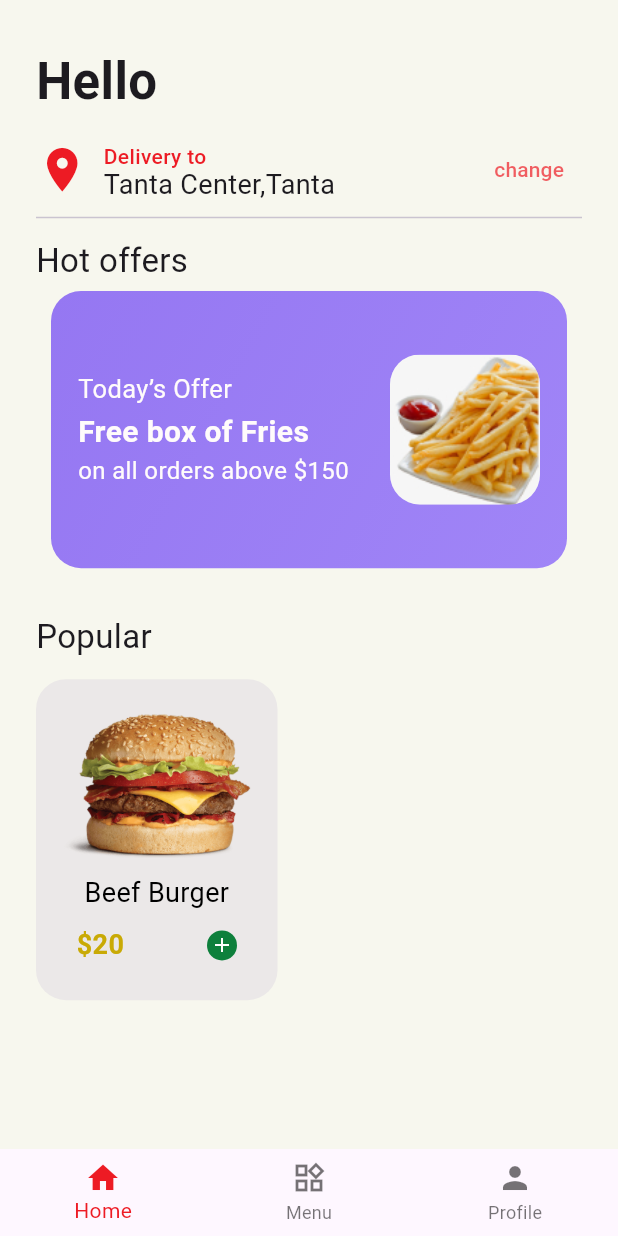
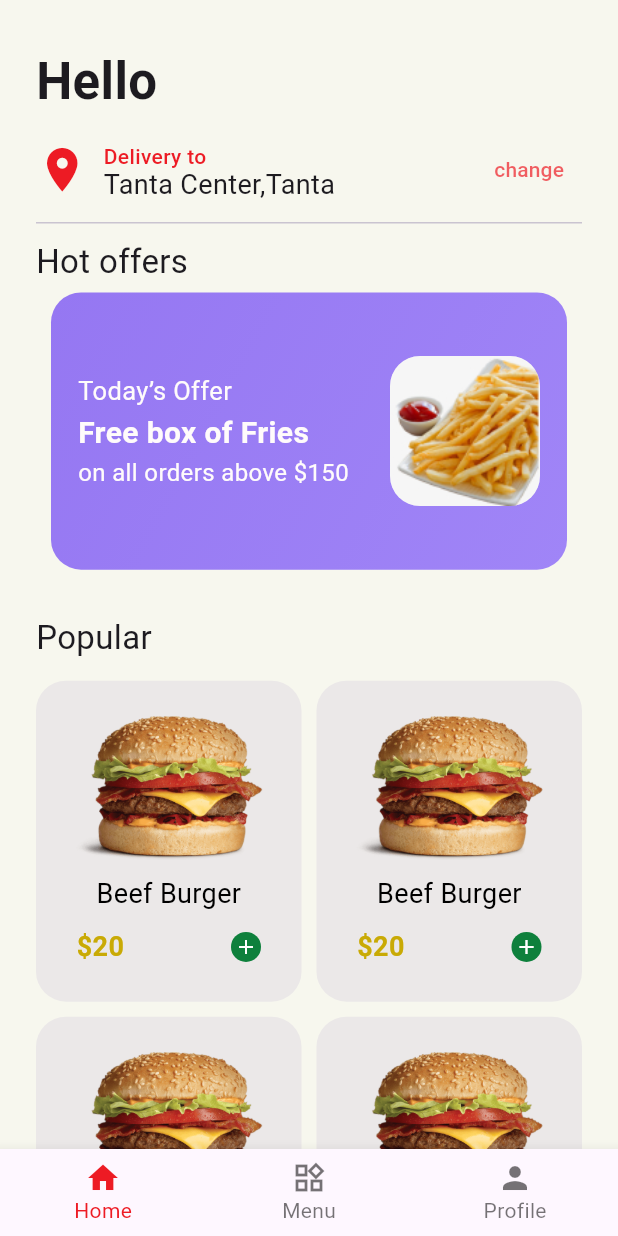
Before and after one commit to YousefDewidar/Burger-house, a Flutter app: the screen it shows after launch, on a phone screen of 412 x 824 dp. Run offline on Flutter 3.47's test engine with Material 3 defaults, Android fonts, the phone set to English and light mode, and no system bars; drawn by our look-alikes of carousel_slider; our stand-ins replace awesome_dialog, device_preview, firebase_auth, firebase_core, get; accounts and stored records are empty.

Commit message:
Home view ui done

```diff
--- a/lib/core/utils/helper/functions.dart
+++ b/lib/core/utils/helper/functions.dart
@@ -20,6 +20,7 @@ class HelperFun {
 
   showAwesomeDialog(BuildContext context, String message,
       {required DialogType type}) {
+
     AwesomeDialog(
             context: context,
             dialogType: type,
--- a/lib/features/home/presentation/view/home_view.dart
+++ b/lib/features/home/presentation/view/home_view.dart
@@ -1,4 +1,6 @@
 import 'package:burger_house/core/utils/constant.dart';
+import 'package:burger_house/features/home/presentation/view/widget/custom_bottom_bar.dart';
+import 'package:burger_house/features/home/presentation/view/widget/hello_row.dart';
 import 'package:burger_house/features/home/presentation/view/widget/home_view_body.dart';
 import 'package:flutter/material.dart';
 
@@ -7,31 +9,22 @@ class HomeView extends StatelessWidget {
 
   @override
   Widget build(BuildContext context) {
-    return Scaffold(
+    return const Scaffold(
       backgroundColor: kBackgroundColor,
-      body: const SafeArea(
+      body: SafeArea(
         top: false,
         minimum: EdgeInsets.only(top: 30),
-        child: HomeViewBody(),
+        child: Padding(
+          padding: EdgeInsets.symmetric(horizontal: 24.0),
+          child: Column(
+            children: [
+              HelloRow(),
+              HomeViewBody(),
+            ],
+          ),
+        ),
       ),
-      bottomNavigationBar: BottomNavigationBar(
-        elevation: .1,
-        fixedColor: kPrimaryColor,
-        items: const [
-          BottomNavigationBarItem(
-            icon: Icon(Icons.home),
-            label: 'Home',
-          ),
-          BottomNavigationBarItem(
-            icon: Icon(Icons.widgets_outlined),
-            label: 'Menu',
-          ),
-          BottomNavigationBarItem(
-            icon: Icon(Icons.person),
-            label: 'Profile',
-          ),
-        ],
-      ),
+      bottomNavigationBar: CustomBottomBar(),
     );
   }
 }
--- /dev/null
+++ b/lib/features/home/presentation/view/widget/custom_bottom_bar.dart
@@ -0,0 +1,31 @@
+
+import 'package:burger_house/core/utils/constant.dart';
+import 'package:flutter/material.dart';
+
+class CustomBottomBar extends StatelessWidget {
+  const CustomBottomBar({
+    super.key,
+  });
+
+  @override
+  Widget build(BuildContext context) {
+    return BottomNavigationBar(
+      unselectedFontSize: 14,
+      fixedColor: kPrimaryColor,
+      items: const [
+        BottomNavigationBarItem(
+          icon: Icon(Icons.home),
+          label: 'Home',
+        ),
+        BottomNavigationBarItem(
+          icon: Icon(Icons.widgets_outlined),
+          label: 'Menu',
+        ),
+        BottomNavigationBarItem(
+          icon: Icon(Icons.person),
+          label: 'Profile',
+        ),
+      ],
+    );
+  }
+}
--- a/lib/features/home/presentation/view/widget/hello_row.dart
+++ b/lib/features/home/presentation/view/widget/hello_row.dart
@@ -45,7 +45,8 @@ class HelloRow extends StatelessWidget {
                     style: TextStyle(color: kPrimaryColor.withOpacity(.7))))
           ],
         ),
-        const Divider(),
+        const SpaceV(12),
+        const Divider(height: 0),
       ],
     );
   }
--- a/lib/features/home/presentation/view/widget/home_view_body.dart
+++ b/lib/features/home/presentation/view/widget/home_view_body.dart
@@ -1,58 +1,31 @@
 import 'package:burger_house/core/utils/styles.dart';
 import 'package:burger_house/core/utils/widgets/space.dart';
-import 'package:burger_house/features/home/presentation/view/widget/hello_row.dart';
-import 'package:burger_house/features/home/presentation/view/widget/offer_card.dart';
-import 'package:burger_house/features/home/presentation/view/widget/pouplar_card.dart';
-import 'package:carousel_slider/carousel_slider.dart';
+import 'package:burger_house/features/home/presentation/view/widget/offer_slider_list_view.dart';
+import 'package:burger_house/features/home/presentation/view/widget/popular_grid_view.dart';
 import 'package:flutter/material.dart';
+import 'package:flutter/widgets.dart';
 
 class HomeViewBody extends StatelessWidget {
   const HomeViewBody({super.key});
 
   @override
   Widget build(BuildContext context) {
-    return const Padding(
-      padding: EdgeInsets.symmetric(horizontal: 24.0),
-      child: Column(
-        crossAxisAlignment: CrossAxisAlignment.start,
-        children: [
-          HelloRow(),
-          SpaceV(5),
+    return Expanded(
+      child: ListView(
+        padding: EdgeInsets.zero,
+        scrollDirection: Axis.vertical,
+        children: const [
+          SpaceV(10),
           Text('Hot offers', style: Styles.style22),
-
           OfferSliderListView(),
           SpaceV(15),
-
           // SearchTextField(),
           // CategoryListView(),
           Text('Popular', style: Styles.style22),
           SpaceV(13),
-          PopularCard()
+          PopularGridView()
         ],
       ),
     );
   }
 }
-
-class OfferSliderListView extends StatelessWidget {
-  const OfferSliderListView({super.key});
-
-  @override
-  Widget build(BuildContext context) {
-    return CarouselSlider.builder(
-      itemCount: 4,
-      itemBuilder: (context, index, realIndex) {
-        return const Padding(
-          padding: EdgeInsets.symmetric(horizontal: 10.0),
-          child: OfferCard(),
-        );
-      },
-      options: CarouselOptions(
-        autoPlayCurve: Curves.linear,
-        viewportFraction: 1,
-        animateToClosest: true,
-        clipBehavior: Clip.none,
-        autoPlay: true),
-    );
-  }
-}
--- /dev/null
+++ b/lib/features/home/presentation/view/widget/offer_slider_list_view.dart
@@ -0,0 +1,27 @@
+
+import 'package:burger_house/features/home/presentation/view/widget/offer_card.dart';
+import 'package:carousel_slider/carousel_slider.dart';
+import 'package:flutter/material.dart';
+
+class OfferSliderListView extends StatelessWidget {
+  const OfferSliderListView({super.key});
+
+  @override
+  Widget build(BuildContext context) {
+    return CarouselSlider.builder(
+      itemCount: 4,
+      itemBuilder: (context, index, realIndex) {
+        return const Padding(
+          padding: EdgeInsets.symmetric(horizontal: 10.0),
+          child: OfferCard(),
+        );
+      },
+      options: CarouselOptions(
+        autoPlayCurve: Curves.linear,
+        viewportFraction: 1,
+        animateToClosest: true,
+        clipBehavior: Clip.none,
+        autoPlay: true),
+    );
+  }
+}
--- /dev/null
+++ b/lib/features/home/presentation/view/widget/popular_grid_view.dart
@@ -0,0 +1,24 @@
+import 'package:burger_house/features/home/presentation/view/widget/pouplar_card.dart';
+import 'package:flutter/material.dart';
+
+class PopularGridView extends StatelessWidget {
+  const PopularGridView({super.key});
+
+  @override
+  Widget build(BuildContext context) {
+    return GridView.builder(
+      physics: const NeverScrollableScrollPhysics(),
+      shrinkWrap: true,
+      padding: EdgeInsets.zero,
+      itemCount: 6,
+      gridDelegate: const SliverGridDelegateWithFixedCrossAxisCount(
+          mainAxisExtent: 214,
+          crossAxisSpacing: 10,
+          mainAxisSpacing: 10,
+          crossAxisCount: 2),
+      itemBuilder: (context, index) {
+        return const PopularCard();
+      },
+    );
+  }
+}
--- a/lib/features/home/presentation/view/widget/pouplar_card.dart
+++ b/lib/features/home/presentation/view/widget/pouplar_card.dart
@@ -8,7 +8,6 @@ class PopularCard extends StatelessWidget {
   @override
   Widget build(BuildContext context) {
     return Container(
-      height: 214,
       width: 161,
       decoration: BoxDecoration(
         color: kGreyColor,
--- a/lib/main.dart
+++ b/lib/main.dart
@@ -1,12 +1,14 @@
 import 'package:burger_house/features/home/presentation/view/home_view.dart';
+import 'package:burger_house/features/splash/presentation/view/splash_view.dart';
 import 'package:burger_house/firebase_options.dart';
+import 'package:device_preview/device_preview.dart';
 import 'package:firebase_core/firebase_core.dart';
 import 'package:flutter/material.dart';
 import 'package:get/get_navigation/src/root/get_material_app.dart';
 
 void main() async {
   await Firebase.initializeApp(options: DefaultFirebaseOptions.currentPlatform);
-  runApp( const BurgerHouseApp());
+  runApp(DevicePreview(builder: (context) => const BurgerHouseApp()));
 }
 
 class BurgerHouseApp extends StatelessWidget {
```
